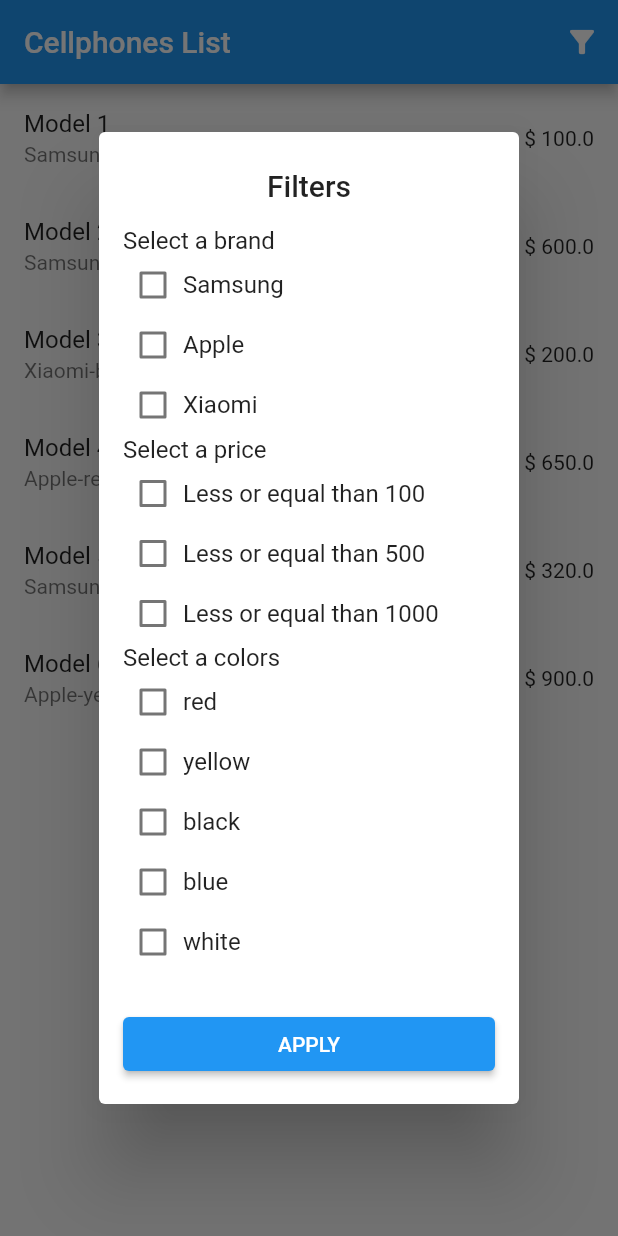
After one commit to felipeemidio/ListWithMultipleFilters, a Flutter app: the screen it shows after launch, after a tap on the "filter alt" icon, on a phone screen of 412 x 824 dp. The commit adds this screen. Run offline on Flutter 3.47's test engine with Material 2 defaults, Android fonts, the phone set to English and light mode, and no system bars.

Commit message:
isolate phones list and filter dialog

```diff
--- /dev/null
+++ b/lib/filter_dialog.dart
@@ -0,0 +1,91 @@
+import 'package:flutter/material.dart';
+import 'package:list_with_filters/custom_checkbox_tile.dart';
+
+const brands = [
+  'Samsung',
+  'Apple',
+  'Xiaomi'
+];
+
+const colors = [
+  'red',
+  'yellow',
+  'black',
+  'blue',
+  'white'
+];
+
+const prices = [
+  'Less or equal than 100',
+  'Less or equal than 500',
+  'Less or equal than 1000'
+];
+
+class FilterDialog extends StatefulWidget {
+  final void Function(Map<String, List<String>?>) onApplyFilters;
+
+  const FilterDialog({Key? key, required this.onApplyFilters}) : super(key: key);
+
+  @override
+  State<FilterDialog> createState() => _FilterDialogState();
+}
+
+class _FilterDialogState extends State<FilterDialog> {
+  Map<String, List<String>?> filters = {};
+
+  void _handleCheckFilter(bool checked, String key, String value) {
+    final currentFilters = filters[key] ?? [];
+    if(checked) {
+      currentFilters.add(value);
+    } else {
+      currentFilters.remove(value);
+    }
+    filters[key] = currentFilters;
+  }
+
+  @override
+  Widget build(BuildContext context) {
+    return SimpleDialog(
+      title: const Text('Filters',textAlign: TextAlign.center,),
+      contentPadding: const EdgeInsets.all(16),
+      children: [
+        Column(
+          mainAxisSize: MainAxisSize.min,
+          crossAxisAlignment: CrossAxisAlignment.stretch,
+          children: [
+            const Text('Select a brand'),
+            ...brands.map((el) =>
+                CustomCheckboxTile(
+                  label: el,
+                  onChange: (check) => _handleCheckFilter(check, 'brand', el),
+                ),
+            ).toList(),
+            const Text('Select a price'),
+            ...prices.map((el) =>
+                CustomCheckboxTile(
+                  label: el,
+                  onChange: (check) => _handleCheckFilter(check, 'price', el),
+                )
+            ).toList(),
+            const Text('Select a colors'),
+            ...colors.map((el) =>
+                CustomCheckboxTile(
+                  label: el,
+                  onChange: (check) => _handleCheckFilter(check, 'color', el),
+                ),
+            ).toList(),
+            const SizedBox(height: 24,),
+            ElevatedButton(
+              onPressed: () {
+                widget.onApplyFilters(filters);
+                filters.clear();
+                Navigator.of(context).pop();
+              },
+              child: const Text('APPLY'),
+            ),
+          ],
+        ),
+      ],
+    );
+  }
+}
--- /dev/null
+++ b/lib/phones_list.dart
@@ -0,0 +1,27 @@
+import 'package:flutter/material.dart';
+import 'package:list_with_filters/phone.dart';
+
+class PhonesList extends StatelessWidget {
+  final List<Phone> phones;
+
+  const PhonesList({Key? key, required this.phones}) : super(key: key);
+
+  @override
+  Widget build(BuildContext context) {
+    if(phones.isEmpty) {
+      return const Center(child: Text('No product', style: TextStyle(fontSize: 16),));
+    }
+
+    return ListView.builder(
+        itemCount: phones.length,
+        itemBuilder: (_, index) {
+          final currentPhone = phones[index];
+          return ListTile(
+            title: Text(currentPhone.name),
+            subtitle: Text('${currentPhone.brand}-${currentPhone.color}'),
+            trailing: Text('\$ ${currentPhone.price}'),
+          );
+        }
+    );
+  }
+}
```
Also changed, not shown: lib/main_page.dart (+5 -84 lines).
